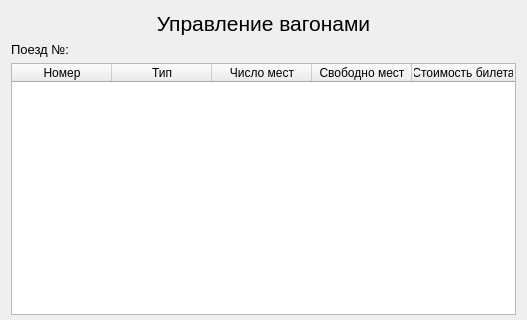
Above: dialog_controlpassengers.ui from zloysergunya/IS_Airport before the change; both pictures show x 0 to 527 and y 0 to 320 of the 527 by 480 pixel window. Below: the same form after it.
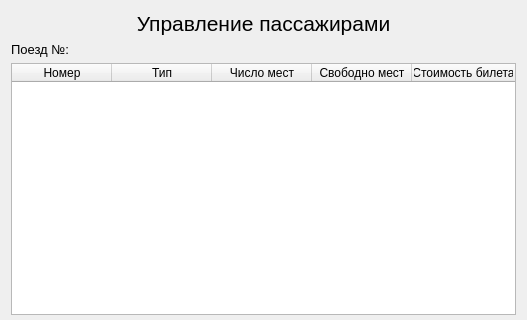
That is the form after the change.

```diff
--- a/dialog_controlpassengers.ui
+++ b/dialog_controlpassengers.ui
@@ -22,7 +22,7 @@
       </font>
      </property>
      <property name="text">
-      <string>Управление вагонами</string>
+      <string>Управление пассажирами</string>
      </property>
      <property name="alignment">
       <set>Qt::AlignCenter</set>
```
